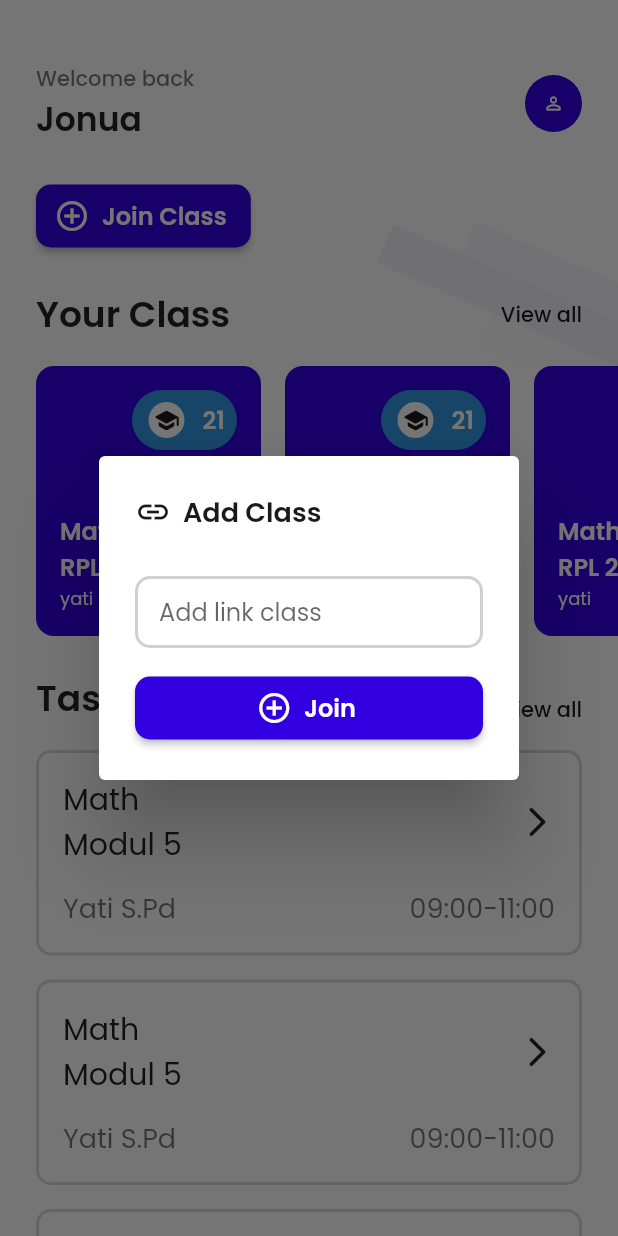
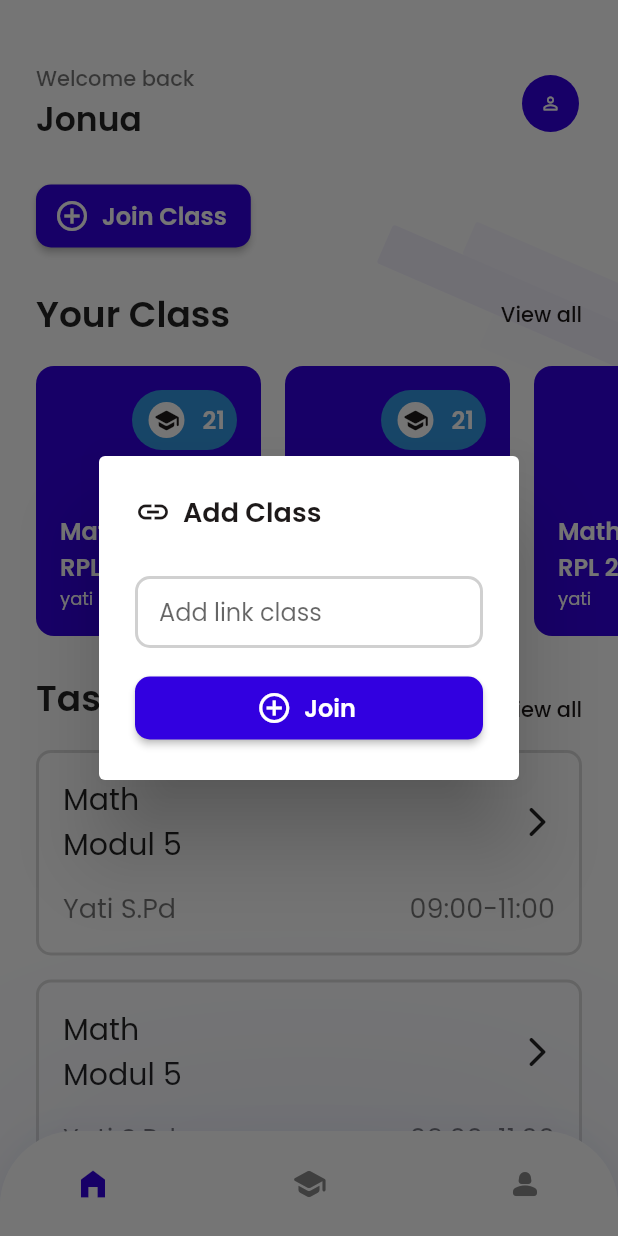
Before and after one commit to AhmadJaenal/LMS_Apps_Tugbes, a Flutter app: the screen it shows after launch, after a tap on "Sign In", after a tap on "Join Class", on a phone screen of 412 x 824 dp. Run offline on Flutter 3.47's test engine with Material 2 defaults, Android fonts, the light colour scheme and no system bars; drawn by our look-alikes of google_nav_bar; our stand-ins replace dotted_border, flutter_svg, get, simple_animations.

Commit message:
Update UI

```diff
--- a/lib/main.dart
+++ b/lib/main.dart
@@ -4,9 +4,9 @@ import 'package:lms_app_tugbes/screens/dashboard_page_student.dart';
 import 'package:lms_app_tugbes/screens/sign_in_page_student.dart';
 import 'package:lms_app_tugbes/screens/sign_up_page_student.dart';
 import 'package:lms_app_tugbes/shared/theme.dart';
+import 'package:lms_app_tugbes/widgets/widget_nav_bar.dart';
 
 import 'screens/dashboard_teacher_page.dart';
-import 'screens/detail_module_teacher.dart';
 import 'screens/list_module_student_page.dart';
 import 'screens/list_class_page.dart';
 import 'screens/list_module_teacher_page.dart';
@@ -14,8 +14,6 @@ import 'screens/sign_in_teacher_page.dart';
 import 'screens/sign_up_teacher_page.dart';
 
 void main() async {
-  // WidgetsFlutterBinding.ensureInitialized();
-  // await MongoDatabase.connect();
   runApp(const MyApp());
 }
 
@@ -50,15 +48,15 @@ class MyApp extends StatelessWidget {
         ),
       ),
       routes: {
-        '/': (context) => SignInStudent(),
-        '/signIn-student': (context) => SignInStudent(),
+        '/': (context) => const SignInStudent(),
+        '/signIn-student': (context) => const SignInStudent(),
         '/signIn-teacher': (context) => SignInTeacher(),
         '/signUp-student': (context) => SignUpStudent(),
         '/signUp-teacher': (context) => SignUpTeacher(),
-        '/dashboard': (context) => Dashboard(),
+        '/dashboard-student': (context) => const DashboardStudent(),
         '/dashboard-teacher': (context) => DashboardTeacher(),
-        '/list-page': (context) => ListClassPage(),
-        '/list-module-student': (context) => ListModuleStudent(),
+        '/list-page': (context) => const ListClassPage(),
+        '/list-module-student': (context) => const ListModuleStudent(),
         '/list-module-teacher': (context) => ListModuleTeacher(),
       },
     );
--- a/lib/screens/dashboard_page_student.dart
+++ b/lib/screens/dashboard_page_student.dart
@@ -1,25 +1,33 @@
 import 'package:flutter/material.dart';
 import 'package:flutter_svg/svg.dart';
 import 'package:get/get.dart';
+import 'package:google_nav_bar/google_nav_bar.dart';
 import 'package:lms_app_tugbes/animation/fade_animation.dart';
 import 'package:lms_app_tugbes/shared/theme.dart';
 import 'package:lms_app_tugbes/widgets/card_class.dart';
 import 'package:lms_app_tugbes/widgets/widget_custom_button.dart';
-import 'package:lms_app_tugbes/widgets/widget_textfield.dart';
+import 'package:lms_app_tugbes/widgets/widget_pop_up.dart';
+import 'package:lms_app_tugbes/widgets/widget_task.dart';
 
-class Dashboard extends StatefulWidget {
-  Dashboard({super.key});
+class DashboardStudent extends StatefulWidget {
+  const DashboardStudent({super.key});
 
   @override
-  State<Dashboard> createState() => _DashboardState();
+  State<DashboardStudent> createState() => _DashboardStudentState();
 }
 
-class _DashboardState extends State<Dashboard>
-    with SingleTickerProviderStateMixin {
+class _DashboardStudentState extends State<DashboardStudent> {
   TextEditingController idClassController = TextEditingController();
 
   @override
+  void dispose() {
+    idClassController.dispose();
+    super.dispose();
+  }
+
+  @override
   Widget build(BuildContext context) {
+    bool isVisible = false;
     final mediaQueryOfWidth = MediaQuery.of(context).size.width;
     return SafeArea(
       child: Scaffold(
@@ -32,7 +40,8 @@ class _DashboardState extends State<Dashboard>
                 child: SvgPicture.asset(
                   'assets/pattern.svg',
                   fit: BoxFit.cover,
-                  )),
+                ),
+              ),
             ),
             SingleChildScrollView(
               child: Column(
@@ -60,6 +69,11 @@ class _DashboardState extends State<Dashboard>
                         FadeAnimation(
                           offsetX: 100,
                           childWidget: Container(
+                            width: 42,
+                            decoration: const BoxDecoration(
+                              shape: BoxShape.circle,
+                            ),
+                            child: Container(
                               width: 38,
                               height: 38,
                               decoration: BoxDecoration(
@@ -68,6 +82,7 @@ class _DashboardState extends State<Dashboard>
                               ),
                               child: Icon(Icons.person_outline_rounded,
                                   color: whiteColor, size: 14, weight: 3),
+                            ),
                           ),
                         ),
                       ],
@@ -80,54 +95,31 @@ class _DashboardState extends State<Dashboard>
                       offsetX: -100,
                       childWidget: CustomButtonClass(
                         onTap: () {
+                          return showDialog(
+                            context: context,
+                            builder: (BuildContext context) {
+                              return CustomPopUp(
+                                controller: idClassController,
+                                hintText: 'Add link class',
+                                titleButton: 'Join',
+                                titlePopUp: 'Add Class',
+                                onTap: () {
+                                  Get.back();
                                   showDialog(
                                     context: context,
                                     builder: (BuildContext context) {
-                                return AlertDialog(
-                                  actions: <Widget>[
-                                    Container(
-                                      padding: const EdgeInsets.all(16),
-                                      width: double.infinity,
-                                      decoration: BoxDecoration(
-                                        color: whiteColor,
-                                      ),
-                                      child: Column(
-                                        children: [
-                                          Row(
-                                            children: [
-                                              Icon(Icons.link,
-                                                  color: primaryColor,
-                                                  weight: 24),
-                                              const SizedBox(width: 8),
-                                              Text(
-                                                'Add Class',
-                                                style: Theme.of(context)
-                                                    .textTheme
-                                                    .bodyMedium!
-                                                    .copyWith(
-                                                        color: primaryColor,
-                                                        fontSize: 18,
-                                                        fontWeight: semiBold),
-                                              )
-                                            ],
-                                          ),
-                                          CustomTextfield(
-                                            controller: idClassController,
-                                            hintText: 'Add link class',
-                                            titleTextfield: '',
-                                          ),
-                                          const SizedBox(height: 16),
-                                          CustomButtonClass(
-                                            isBig: true,
-                                            titleButton: 'Join',
-                                            onTap: () {},
-                                          ),
-                                        ],
-                                      ),
-                                    ),
-                                  ],
+                                      return const CustomPopUpNotif(
+                                        title: 'Success Join',
+                                        desc:
+                                            'You have successfully\njoined this class',
+                                        icon: 'icon_success.svg',
                                       );
-                              });
+                                    },
+                                  );
+                                },
+                              );
+                            },
+                          );
                         },
                         titleButton: 'Join Class',
                       ),
@@ -165,7 +157,9 @@ class _DashboardState extends State<Dashboard>
                   const SizedBox(height: 16),
                   SingleChildScrollView(
                     scrollDirection: Axis.horizontal,
-                    child: Container(
+                    child: FadeAnimation(
+                      offsetX: 100,
+                      childWidget: Container(
                         width: mediaQueryOfWidth,
                         height: 180,
                         child: ListView.builder(
@@ -176,11 +170,10 @@ class _DashboardState extends State<Dashboard>
                               padding: index == 0
                                   ? const EdgeInsets.only(left: 24)
                                   : index == 4
-                                    ? const EdgeInsets.only(right: 24, left: 16)
+                                      ? const EdgeInsets.only(
+                                          right: 24, left: 16)
                                       : const EdgeInsets.only(left: 16),
-                            child: FadeAnimation(
-                              offsetX: 100,
-                              childWidget: CardClass(
+                              child: CardClass(
                                 className: 'RPL 2',
                                 teachersName: 'yati',
                                 color: blueColor,
@@ -190,9 +183,9 @@ class _DashboardState extends State<Dashboard>
                                   Get.toNamed('/list-module-student');
                                 },
                               ),
-                            ),
                             );
                           },
+                        ),
                       ),
                     ),
                   ),
@@ -246,71 +239,51 @@ class _DashboardState extends State<Dashboard>
                       },
                     ),
                   ),
-                  const SizedBox(height: 60),
+                  const SizedBox(height: 90),
                 ],
               ),
             ),
           ],
         ),
+        floatingActionButton: Container(
+          width: double.infinity,
+          height: 70,
+          decoration: BoxDecoration(
+            borderRadius: const BorderRadius.vertical(top: Radius.circular(50)),
+            color: whiteColor,
+            boxShadow: [
+              BoxShadow(
+                offset: const Offset(0, 17),
+                blurRadius: 215,
+                color: const Color(0xff7281DF).withOpacity(.12),
+              ),
+              BoxShadow(
+                offset: const Offset(0, 3.84),
+                blurRadius: 22.2,
+                color: const Color(0xff7281DF).withOpacity(.08),
+              ),
+            ],
+          ),
+          child: GNav(
+            activeColor: blueColor,
+            color: secondaryColor,
+            iconSize: 24,
+            padding: const EdgeInsets.symmetric(horizontal: 50),
+            tabs: const [
+              GButton(
+                icon: Icons.home_filled,
+              ),
+              GButton(
+                icon: Icons.school_rounded,
+              ),
+              GButton(
+                icon: Icons.person_2_rounded,
+              ),
+            ],
+          ),
+        ),
+        floatingActionButtonLocation: FloatingActionButtonLocation.centerDocked,
       ),
     );
   }
 }
-
-class CardTask extends StatelessWidget {
-  final String lessonName;
-  final String teachersName;
-  final String schedule;
-  final String time;
-  const CardTask({
-    super.key,
-    required this.lessonName,
-    required this.teachersName,
-    required this.schedule,
-    required this.time,
-  });
-
-  @override
-  Widget build(BuildContext context) {
-    return Container(
-      padding: const EdgeInsets.all(16),
-      width: double.infinity,
-      height: 137,
-      decoration: BoxDecoration(
-        borderRadius: BorderRadius.circular(10),
-        border: Border.all(color: secondaryColor.withOpacity(0.3), width: 2),
-      ),
-      child: Column(
-        mainAxisAlignment: MainAxisAlignment.spaceBetween,
-        children: [
-          Row(
-            mainAxisAlignment: MainAxisAlignment.spaceBetween,
-            children: [
-              Text('$lessonName\n$schedule',
-                  style: Theme.of(context)
-                      .textTheme
-                      .bodyLarge!
-                      .copyWith(fontWeight: regular, fontSize: 20)),
-              const Icon(Icons.arrow_forward_ios_rounded),
-            ],
-          ),
-          Row(
-            mainAxisAlignment: MainAxisAlignment.spaceBetween,
-            children: [
-              Text(teachersName,
-                  style: Theme.of(context)
-                      .textTheme
-                      .bodySmall!
-                      .copyWith(fontWeight: regular, fontSize: 18)),
-              Text(time,
-                  style: Theme.of(context)
-                      .textTheme
-                      .bodySmall!
-                      .copyWith(fontWeight: regular, fontSize: 18)),
-            ],
-          ),
-        ],
-      ),
-    );
-  }
-}
--- a/lib/screens/detail_module_student_page.dart
+++ b/lib/screens/detail_module_student_page.dart
@@ -10,10 +10,14 @@ class DetailModuleStudent extends StatelessWidget {
   @override
   Widget build(BuildContext context) {
     return Scaffold(
+      appBar: const PreferredSize(
+        preferredSize: Size.fromHeight(60),
+        child: SizedBox(height: 60),
+      ),
       body: Column(
         children: [
           Padding(
-            padding: EdgeInsets.symmetric(vertical: 42, horizontal: margin),
+            padding: EdgeInsets.symmetric(horizontal: margin),
             child: Row(
               mainAxisAlignment: MainAxisAlignment.spaceBetween,
               children: [
--- a/lib/screens/sign_in_page_student.dart
+++ b/lib/screens/sign_in_page_student.dart
@@ -2,8 +2,12 @@ import 'package:flutter/material.dart';
 import 'package:flutter_svg/flutter_svg.dart';
 import 'package:get/get.dart';
 import 'package:lms_app_tugbes/animation/fade_animation.dart';
+import 'package:lms_app_tugbes/screens/dashboard_page_student.dart';
+import 'package:lms_app_tugbes/screens/list_class_page.dart';
+import 'package:lms_app_tugbes/screens/profile_page.dart';
 import 'package:lms_app_tugbes/shared/theme.dart';
 import 'package:lms_app_tugbes/widgets/widget_custom_button.dart';
+import 'package:lms_app_tugbes/widgets/widget_nav_bar.dart';
 import 'package:lms_app_tugbes/widgets/widget_textfield.dart';
 
 class SignInStudent extends StatefulWidget {
@@ -97,7 +101,11 @@ class _SignInStudentState extends State<SignInStudent>
                             CustomButton(
                               titleButton: 'Sign In',
                               ontap: () {
-                                Get.offNamed('/dashboard');
+                                Get.off(const NavBarMenu(pageOption: [
+                                  DashboardStudent(),
+                                  ListClassPage(),
+                                  ProfilePage()
+                                ]));
                               },
                             ),
                             const SizedBox(height: 24),
--- a/lib/widgets/widget_custom_button.dart
+++ b/lib/widgets/widget_custom_button.dart
@@ -18,7 +18,7 @@ class CustomButton extends StatelessWidget {
         foregroundColor: blueColor,
         shape: RoundedRectangleBorder(borderRadius: BorderRadius.circular(12)),
         backgroundColor: primaryColor,
-        minimumSize: const Size(double.infinity, 48),
+        minimumSize: const Size(100, 48),
       ),
       child: Text(
         titleButton,
--- /dev/null
+++ b/lib/widgets/widget_nav_bar.dart
@@ -0,0 +1,66 @@
+import 'package:flutter/material.dart';
+import 'package:google_nav_bar/google_nav_bar.dart';
+import 'package:lms_app_tugbes/shared/theme.dart';
+
+class NavBarMenu extends StatefulWidget {
+  final List<Widget> pageOption;
+  const NavBarMenu({super.key, required this.pageOption});
+
+  @override
+  State<NavBarMenu> createState() => _NavBarMenuState();
+}
+
+class _NavBarMenuState extends State<NavBarMenu> {
+  int selectedIndex = 0;
+
+  @override
+  Widget build(BuildContext context) {
+    return Scaffold(
+      body: widget.pageOption.elementAt(selectedIndex),
+      floatingActionButton: Container(
+        width: double.infinity,
+        height: 70,
+        decoration: BoxDecoration(
+          borderRadius: const BorderRadius.vertical(top: Radius.circular(50)),
+          color: whiteColor,
+          boxShadow: [
+            BoxShadow(
+              offset: const Offset(0, 17),
+              blurRadius: 215,
+              color: const Color(0xff7281DF).withOpacity(.12),
+            ),
+            BoxShadow(
+              offset: const Offset(0, 3.84),
+              blurRadius: 22.2,
+              color: const Color(0xff7281DF).withOpacity(.08),
+            ),
+          ],
+        ),
+        child: GNav(
+          activeColor: blueColor,
+          color: secondaryColor,
+          iconSize: 24,
+          padding: const EdgeInsets.symmetric(horizontal: 50),
+          tabs: const [
+            GButton(
+              icon: Icons.home_filled,
+            ),
+            GButton(
+              icon: Icons.school_rounded,
+            ),
+            GButton(
+              icon: Icons.person_2_rounded,
+            ),
+          ],
+          selectedIndex: selectedIndex,
+          onTabChange: (index) {
+            setState(() {
+              selectedIndex = index;
+            });
+          },
+        ),
+      ),
+      floatingActionButtonLocation: FloatingActionButtonLocation.centerDocked,
+    );
+  }
+}
--- /dev/null
+++ b/lib/widgets/widget_pop_up.dart
@@ -0,0 +1,130 @@
+import 'package:flutter/material.dart';
+import 'package:flutter_svg/flutter_svg.dart';
+import 'package:get/get.dart';
+import 'package:lms_app_tugbes/shared/theme.dart';
+import 'package:lms_app_tugbes/widgets/widget_custom_button.dart';
+import 'package:lms_app_tugbes/widgets/widget_textfield.dart';
+
+class CustomPopUp extends StatelessWidget {
+  final TextEditingController controller;
+  final String titleButton;
+  final String hintText;
+  final String titlePopUp;
+  final Function() onTap;
+  const CustomPopUp(
+      {super.key,
+      required this.controller,
+      required this.titleButton,
+      required this.hintText,
+      required this.titlePopUp,
+      required this.onTap});
+
+  @override
+  Widget build(BuildContext context) {
+    return AlertDialog(
+      actions: <Widget>[
+        Container(
+          padding: const EdgeInsets.all(16),
+          width: double.infinity,
+          decoration: BoxDecoration(
+            color: whiteColor,
+          ),
+          child: Column(
+            children: [
+              Row(
+                children: [
+                  Icon(Icons.link, color: primaryColor, weight: 24),
+                  const SizedBox(width: 8),
+                  Text(
+                    titlePopUp,
+                    style: Theme.of(context).textTheme.bodyMedium!.copyWith(
+                        color: primaryColor,
+                        fontSize: 18,
+                        fontWeight: semiBold),
+                  )
+                ],
+              ),
+              CustomTextfield(
+                controller: controller,
+                hintText: hintText,
+                titleTextfield: '',
+              ),
+              const SizedBox(height: 16),
+              CustomButtonClass(
+                isBig: true,
+                titleButton: titleButton,
+                onTap: onTap,
+              ),
+            ],
+          ),
+        ),
+      ],
+    );
+  }
+}
+
+class CustomPopUpNotif extends StatelessWidget {
+  final String title;
+  final String desc;
+  final String icon;
+  const CustomPopUpNotif(
+      {super.key, required this.title, required this.desc, required this.icon});
+
+  @override
+  Widget build(BuildContext context) {
+    return AlertDialog(
+      actions: <Widget>[
+        Container(
+          padding: const EdgeInsets.all(16),
+          width: double.infinity,
+          decoration: BoxDecoration(
+            color: whiteColor,
+          ),
+          child: Column(
+            children: [
+              Text(
+                title,
+                style: Theme.of(context).textTheme.titleLarge,
+              ),
+              const SizedBox(height: 16),
+              Text(
+                desc,
+                style: Theme.of(context).textTheme.bodySmall,
+                textAlign: TextAlign.center,
+              ),
+              const SizedBox(height: 32),
+              SvgPicture.asset('assets/$icon'),
+              const SizedBox(height: 32),
+              Row(
+                mainAxisAlignment: MainAxisAlignment.spaceBetween,
+                children: [
+                  CustomButton(
+                    titleButton: 'Go',
+                    ontap: () {},
+                  ),
+                  GestureDetector(
+                    onTap: () {
+                      Get.back();
+                    },
+                    child: SizedBox(
+                      width: 100,
+                      child: Center(
+                        child: Text(
+                          'Close',
+                          style: Theme.of(context)
+                              .textTheme
+                              .bodyLarge!
+                              .copyWith(color: secondaryColor, fontSize: 16),
+                        ),
+                      ),
+                    ),
+                  ),
+                ],
+              ),
+            ],
+          ),
+        ),
+      ],
+    );
+  }
+}
--- /dev/null
+++ b/lib/widgets/widget_task.dart
@@ -0,0 +1,60 @@
+import 'package:flutter/material.dart';
+import 'package:lms_app_tugbes/shared/theme.dart';
+
+class CardTask extends StatelessWidget {
+  final String lessonName;
+  final String teachersName;
+  final String schedule;
+  final String time;
+  const CardTask({
+    super.key,
+    required this.lessonName,
+    required this.teachersName,
+    required this.schedule,
+    required this.time,
+  });
+
+  @override
+  Widget build(BuildContext context) {
+    return Container(
+      padding: const EdgeInsets.all(16),
+      width: double.infinity,
+      height: 137,
+      decoration: BoxDecoration(
+        borderRadius: BorderRadius.circular(10),
+        border: Border.all(color: secondaryColor.withOpacity(0.3), width: 2),
+      ),
+      child: Column(
+        mainAxisAlignment: MainAxisAlignment.spaceBetween,
+        children: [
+          Row(
+            mainAxisAlignment: MainAxisAlignment.spaceBetween,
+            children: [
+              Text('$lessonName\n$schedule',
+                  style: Theme.of(context)
+                      .textTheme
+                      .bodyLarge!
+                      .copyWith(fontWeight: regular, fontSize: 20)),
+              const Icon(Icons.arrow_forward_ios_rounded),
+            ],
+          ),
+          Row(
+            mainAxisAlignment: MainAxisAlignment.spaceBetween,
+            children: [
+              Text(teachersName,
+                  style: Theme.of(context)
+                      .textTheme
+                      .bodySmall!
+                      .copyWith(fontWeight: regular, fontSize: 18)),
+              Text(time,
+                  style: Theme.of(context)
+                      .textTheme
+                      .bodySmall!
+                      .copyWith(fontWeight: regular, fontSize: 18)),
+            ],
+          ),
+        ],
+      ),
+    );
+  }
+}
--- a/pubspec.yaml
+++ b/pubspec.yaml
@@ -41,6 +41,7 @@ dependencies:
   page_transition: ^2.0.9
   dotted_border: ^2.0.0+3
   simple_animations: ^5.0.1
+  google_nav_bar: ^5.0.6
 
 dev_dependencies:
   flutter_test:
```
Also changed, not shown: lib/screens/dashboard_teacher_page.dart (+53 -107 lines), lib/screens/list_class_page.dart (+17 -5 lines), lib/screens/list_module_student_page.dart (+13 -2 lines), lib/screens/profile_page.dart (added, +14 -0 lines), lib/screens/sign_in_teacher_page.dart (+9 -1 lines), assets/icon_success.svg (added), pubspec.lock. Lines whose indentation alone changed are shown as unchanged.
